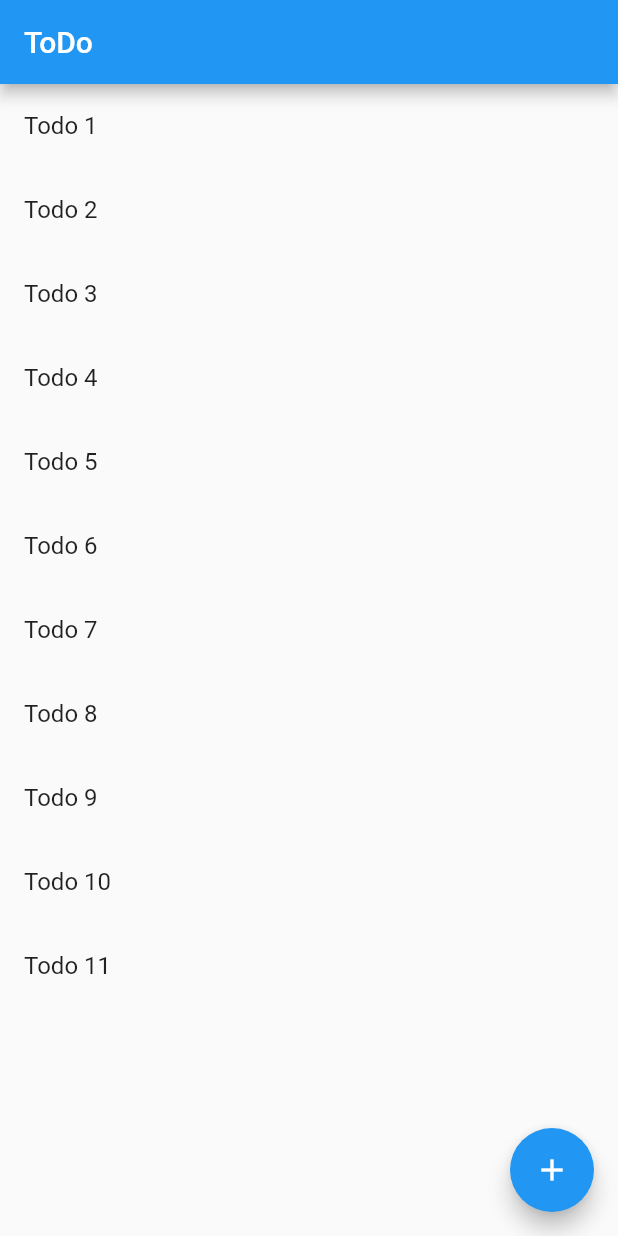
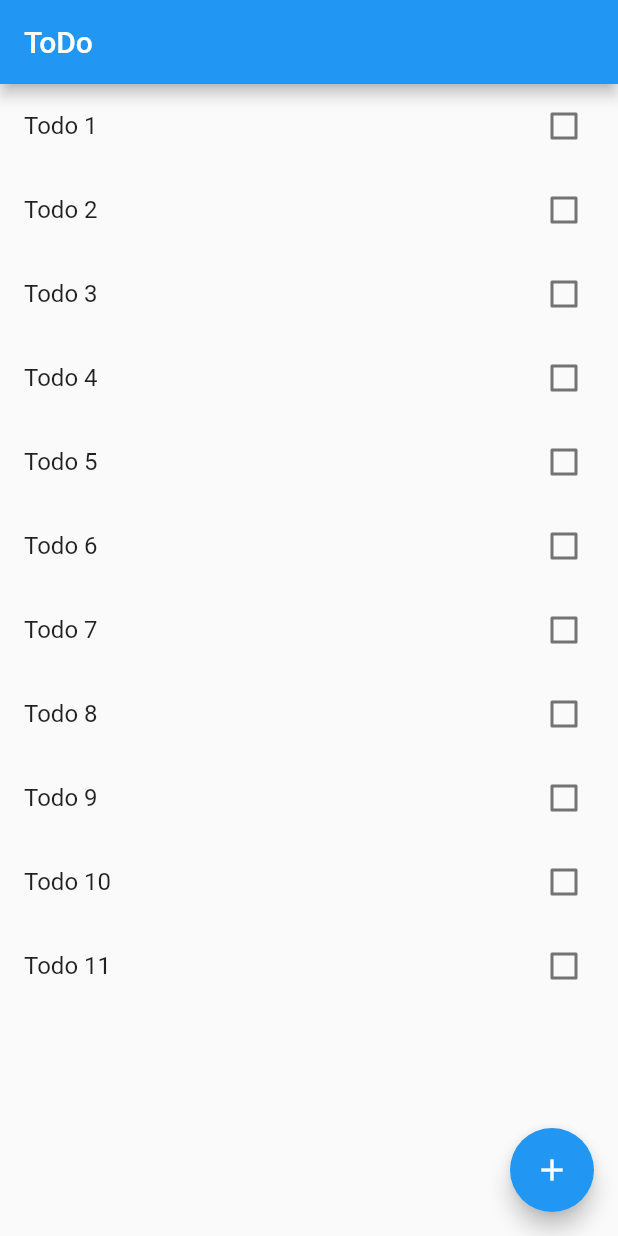
Before and after one commit to HeRoMo/flutter_practice, a Flutter app: the screen it shows after launch, after a tap on the "add" icon, on a phone screen of 412 x 824 dp. Run offline on Flutter 3.47's test engine with Material 2 defaults, Android fonts, the phone set to English and light mode, and no system bars.

Commit message:
add ToDo class

```diff
--- a/lib/main.dart
+++ b/lib/main.dart
@@ -1,4 +1,5 @@
 import 'package:flutter/material.dart';
+import 'package:practice/todo.dart';
 
 void main() {
   runApp(const App());
@@ -26,7 +27,7 @@ class _HomeScreenState extends State<HomeScreen> {
   // 仮のデータスタブ
   final todos = List.generate(
     10,
-    (index) => 'Todo ${index + 1}',
+    (index) => ToDo(title: 'Todo ${index + 1}'),
   );
 
   @override
@@ -36,8 +37,14 @@ class _HomeScreenState extends State<HomeScreen> {
         title: const Text('ToDo'),
       ),
       body: ListView.builder(
-        itemBuilder: (context, index) => ListTile(
-          title: Text(todos[index]),
+        itemBuilder: (context, index) => CheckboxListTile(
+          onChanged: (checked) {
+            setState(() {
+              todos[index].archived = !todos[index].archived;
+            });
+          },
+          value: todos[index].archived,
+          title: Text(todos[index].title),
         ),
         itemCount: todos.length,
       ),
@@ -45,7 +52,7 @@ class _HomeScreenState extends State<HomeScreen> {
         child: const Icon(Icons.add),
         onPressed: () {
           setState(() {
-            todos.add('Todo ${todos.length + 1}');
+            todos.add(ToDo(title: 'Todo ${todos.length + 1}'));
           });
         },
       ),
--- /dev/null
+++ b/lib/todo.dart
@@ -0,0 +1,11 @@
+class ToDo {
+  ToDo({
+    required this.title,
+    this.archived = false,
+  });
+
+  // ToDoのタイトル
+  String title;
+  // ToDoの完了状態
+  bool archived;
+}
```
